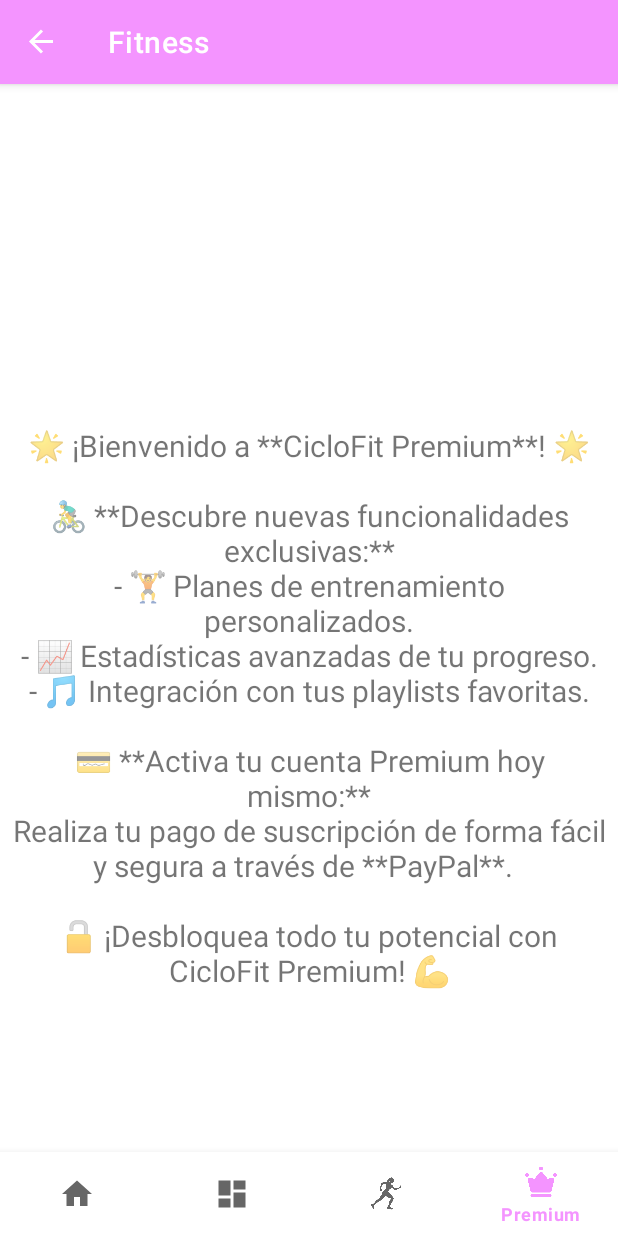
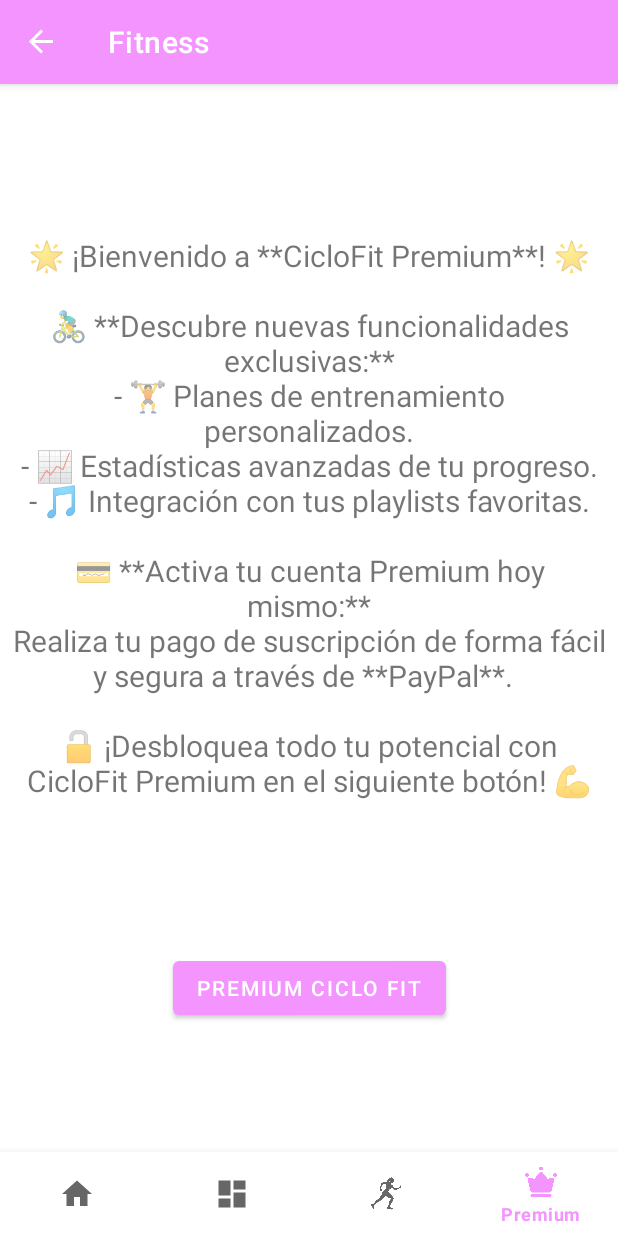
Before and after one commit to kiglesiasesteves/ProyectoDAM, an Android app built with Jetpack Compose: the PremiumFragment screen opened through its navigation route, on a phone screen of 412 x 824 dp. Run offline under Robolectric (Android 15) with nearby library versions, the phone set to English and light mode, and no system bars; our stand-ins replace data binding, livedata-compose, navigation-ui.

Commit message:
Premium Añadir Botón

```diff
--- a/app/src/main/java/com/example/menstruacionnavapp/ui/premium/PremiumFragment.kt
+++ b/app/src/main/java/com/example/menstruacionnavapp/ui/premium/PremiumFragment.kt
@@ -1,20 +1,18 @@
-package com.example.menstruacionnavapp.ui.premium;
+package com.example.menstruacionnavapp.ui.premium
 
-
-import android.os.Bundle;
+import android.os.Bundle
 import android.view.LayoutInflater
-import android.view.View;
+import android.view.View
 import android.view.ViewGroup
+import android.widget.Button
 import android.widget.TextView
 import androidx.fragment.app.Fragment
 import androidx.lifecycle.ViewModelProvider
-import com.example.menstruacionnavapp.databinding.FragmentNotificationsBinding
+import com.example.menstruacionnavapp.databinding.FragmentPremiumBinding
+import com.example.menstruacionnavapp.ui.premium.PremiumViewModel
 
-import com.example.menstruacionnavapp.ui.notifications.NotificationsViewModel;
-
-public class PremiumFragment : Fragment() {
-
-    private var _binding: FragmentNotificationsBinding? = null
+class PremiumFragment : Fragment() {
+    private var _binding: FragmentPremiumBinding? = null
 
     // This property is only valid between onCreateView and
     // onDestroyView.
@@ -24,17 +22,22 @@ public class PremiumFragment : Fragment() {
         inflater: LayoutInflater,
         container: ViewGroup?,
         savedInstanceState: Bundle?
-    ):View {
-        val notificationsViewModel =
-            ViewModelProvider(this).get(PremiumViewModel::class.java)
+    ): View {
+        val premiumViewModel = ViewModelProvider(this).get(PremiumViewModel::class.java)
 
-        _binding = FragmentNotificationsBinding.inflate(inflater, container, false)
+        _binding = FragmentPremiumBinding.inflate(inflater, container, false)
         val root: View = binding.root
 
-        val textView: TextView = binding.textNotifications
-        notificationsViewModel.text.observe(viewLifecycleOwner) {
+        val textView: TextView = binding.textPremium
+        val button: Button = binding.buttonHome
+        premiumViewModel.text.observe(viewLifecycleOwner) {
             textView.text = it
         }
+
+        button.setOnClickListener {
+            premiumViewModel.onButtonClick()
+        }
+
         return root
     }
 
--- a/app/src/main/java/com/example/menstruacionnavapp/ui/premium/PremiumViewModel.kt
+++ b/app/src/main/java/com/example/menstruacionnavapp/ui/premium/PremiumViewModel.kt
@@ -40,9 +40,12 @@ class PremiumViewModel : ViewModel() {
             💳 **Activa tu cuenta Premium hoy mismo:**
             Realiza tu pago de suscripción de forma fácil y segura a través de **PayPal**.
 
-            🔓 ¡Desbloquea todo tu potencial con CicloFit Premium! 💪
+            🔓 ¡Desbloquea todo tu potencial con CicloFit Premium en el siguiente botón! 💪
         """.trimIndent()
     }
     val text: LiveData<String> = _text
 
+    fun onButtonClick() {
+        _text.value = "Button clicked!"
+    }
 }
--- a/app/src/main/res/layout/fragment_premium.xml
+++ b/app/src/main/res/layout/fragment_premium.xml
@@ -1,10 +1,30 @@
 <?xml version="1.0" encoding="utf-8"?>
-<androidx.constraintlayout.widget.ConstraintLayout xmlns:android="http://schemas.android.com/apk/res/android"
+<layout xmlns:android="http://schemas.android.com/apk/res/android"
     xmlns:app="http://schemas.android.com/apk/res-auto"
-    xmlns:tools="http://schemas.android.com/tools"
+    xmlns:tools="http://schemas.android.com/tools">
+
+    <data>
+        <import type="com.example.menstruacionnavapp.ui.premium.PremiumViewModel" />
+        <variable
+            name="viewModel"
+            type="PremiumViewModel" />
+    </data>
+
+    <androidx.constraintlayout.widget.ConstraintLayout
         android:layout_width="match_parent"
         android:layout_height="match_parent"
         tools:context=".ui.premium.PremiumFragment">
+
+        <Button
+            android:id="@+id/buttonHome"
+            android:layout_width="wrap_content"
+            android:layout_height="wrap_content"
+            android:text="Premium Ciclo Fit"
+            app:layout_constraintBottom_toBottomOf="parent"
+            app:layout_constraintEnd_toEndOf="parent"
+            app:layout_constraintStart_toStartOf="parent"
+            app:layout_constraintTop_toTopOf="parent"
+            app:layout_constraintVertical_bias="0.787" />
 
         <TextView
             android:id="@+id/text_premium"
@@ -17,6 +37,9 @@
             android:textSize="20sp"
             app:layout_constraintBottom_toBottomOf="parent"
             app:layout_constraintEnd_toEndOf="parent"
+            app:layout_constraintHorizontal_bias="0.0"
             app:layout_constraintStart_toStartOf="parent"
-        app:layout_constraintTop_toTopOf="parent" />
+            app:layout_constraintTop_toTopOf="parent"
+            app:layout_constraintVertical_bias="0.113" />
     </androidx.constraintlayout.widget.ConstraintLayout>
+</layout>
```
Lines whose indentation alone changed are shown as unchanged.
